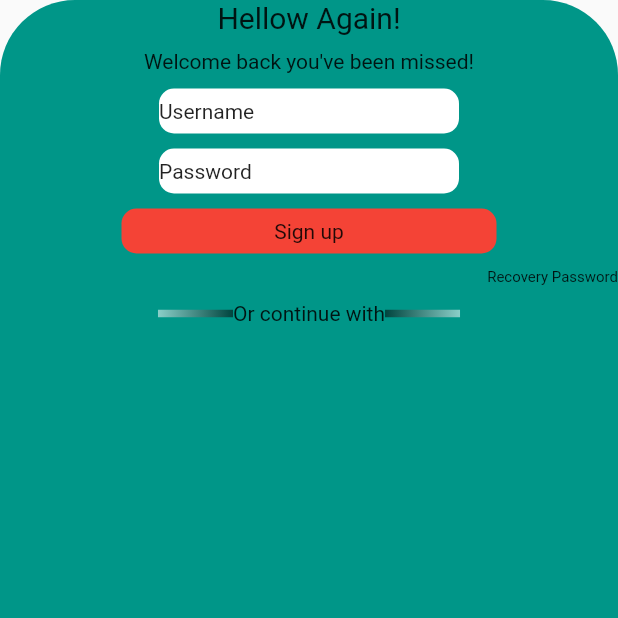
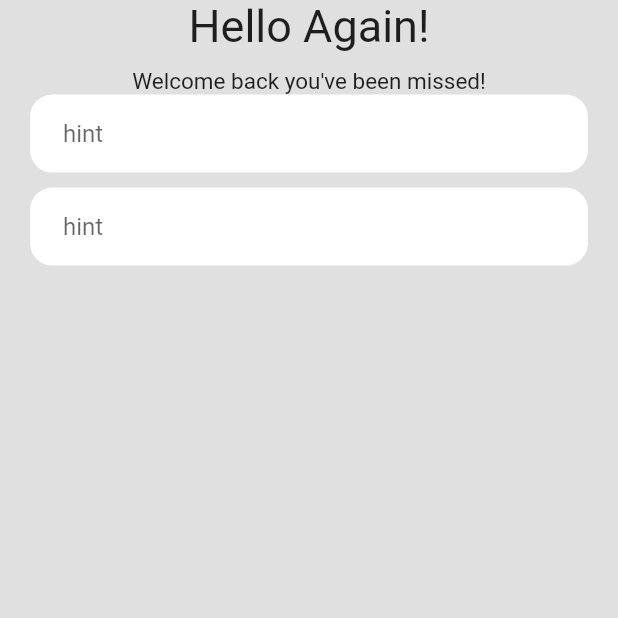
Before and after one commit to Akkash1212/flutterclass, a Flutter app: the screen it shows after launch, on a phone screen of 412 x 824 dp, the top half of it. Run offline on Flutter 3.47's test engine with Material 2 defaults, Android fonts, the phone set to English and light mode, and no system bars; missing offline and left inert: dart:html.

Commit message:
my login page

```diff
--- a/lib/THAMIZHHD/login_page/login_page_1.dart
+++ b/lib/THAMIZHHD/login_page/login_page_1.dart
@@ -23,6 +23,7 @@ class Login_page_1 extends StatelessWidget {
   @override
   Widget build(BuildContext context) {
     return Scaffold(
+      resizeToAvoidBottomInset: false,
       body: SafeArea(
         child: Container(
           width: MediaQuery.of(context).size.width,
--- /dev/null
+++ b/lib/my_login_page/Text_container.dart
@@ -0,0 +1,22 @@
+import 'package:flutter/material.dart';
+
+class TextContainer extends StatelessWidget {
+  const TextContainer({super.key});
+
+  @override
+  Widget build(BuildContext context) {
+    return Container(
+      padding: EdgeInsets.symmetric(horizontal: 20),
+      decoration: BoxDecoration(
+          border: Border.all(width: 2, color: Colors.white),
+          borderRadius: BorderRadius.circular(15),
+          color: Colors.white),
+      child: TextField(
+        decoration: InputDecoration(
+          border: InputBorder.none,
+          hintText: "hint",
+        ),
+      ),
+    );
+  }
+}
--- a/lib/my_login_page/lg_main.dart
+++ b/lib/my_login_page/lg_main.dart
@@ -1,4 +1,6 @@
 import 'package:flutter/material.dart';
+
+import 'login.dart';
 
 void main() {
   runApp(const HD_MyAPp());
@@ -9,9 +11,6 @@ class HD_MyAPp extends StatelessWidget {
 
   @override
   Widget build(BuildContext context) {
-    return MaterialApp(
-      debugShowCheckedModeBanner: false,
-      home: Login_page_1(),
-    );
+    return MaterialApp(debugShowCheckedModeBanner: false, home: Login());
   }
 }
--- a/lib/my_login_page/login.dart
+++ b/lib/my_login_page/login.dart
@@ -1,106 +1,45 @@
 import 'package:flutter/material.dart';
+
+import 'Text_container.dart';
 
 class Login extends StatelessWidget {
   const Login({super.key});
 
   @override
   Widget build(BuildContext context) {
-    return SafeArea(
-      child: Scaffold(
-        body: Column(
-          mainAxisAlignment: MainAxisAlignment.center,
-          children: [
-            Container(
-              width: 600,
-              height: 900,
-              decoration: BoxDecoration(
-                  color: Colors.teal, borderRadius: BorderRadius.circular(50)),
+    return Scaffold(
+      body: SafeArea(
+        child: Container(
+          width: MediaQuery.of(context).size.width,
+          color: Colors.grey[300],
+          padding: const EdgeInsets.symmetric(horizontal: 20),
           child: Column(
             children: [
-                  Text(
-                    "Hellow Again!",
-                    style: TextStyle(fontSize: 20),
-                  ),
-                  SizedBox(height: 10),
-                  Text("Welcome back you've been missed!"),
-                  SizedBox(height: 10),
-                  Container(
-                    alignment: Alignment.centerLeft,
-                    width: 200,
-                    height: 30,
-                    decoration: BoxDecoration(
-                      color: Colors.white,
-                      borderRadius: BorderRadius.circular(10),
-                    ),
-                    child: Text("Username"),
-                  ),
-                  SizedBox(height: 10),
-                  Container(
-                    alignment: Alignment.centerLeft,
-                    width: 200,
-                    height: 30,
-                    decoration: BoxDecoration(
-                      color: Colors.white,
-                      borderRadius: BorderRadius.circular(10),
-                    ),
-                    child: Text("Password"),
-                  ),
-                  SizedBox(height: 10),
-                  Container(
-                    alignment: Alignment.center,
-                    width: 250,
-                    height: 30,
-                    decoration: BoxDecoration(
-                      color: Colors.red,
-                      borderRadius: BorderRadius.circular(10),
-                    ),
-                    child: Text(
-                      "Sign up",
-                    ),
-                  ),
-                  SizedBox(height: 10),
-                  Row(
-                    mainAxisAlignment: MainAxisAlignment.end,
+              Column(
                 children: [
                   Text(
-                        "Recovery Password",
-                        style: TextStyle(fontSize: 10),
-                        textAlign: TextAlign.center,
+                    "Hello Again!",
+                    style: TextStyle(fontSize: 30),
                   ),
+                  SizedBox(
+                    height: 10,
+                  ),
+                  Text("Welcome back you've been missed!",
+                      style: TextStyle(fontSize: 15)),
                 ],
               ),
-                  SizedBox(height: 10),
-                  Row(
-                    mainAxisAlignment: MainAxisAlignment.center,
+              Column(
                 children: [
-                      Container(
-                        height: 5,
-                        width: 50,
-                        decoration: BoxDecoration(
-                          color: Colors.black,
-                          gradient: LinearGradient(
-                              colors: [Colors.white54, Colors.black54]),
+                  TextContainer(),
+                  SizedBox(
+                    height: 10,
                   ),
-                      ),
-                      Text("Or continue with"),
-                      Container(
-                        height: 5,
-                        width: 50,
-                        decoration: BoxDecoration(
-                          color: Colors.black,
-                          gradient: LinearGradient(colors: [
-                            Colors.black54,
-                            Colors.white54,
-                          ]),
-                        ),
-                      ),
+                  TextContainer()
                 ],
               )
             ],
           ),
         ),
-          ],
-        ),
       ),
     );
   }
```
Lines whose indentation alone changed are shown as unchanged.
